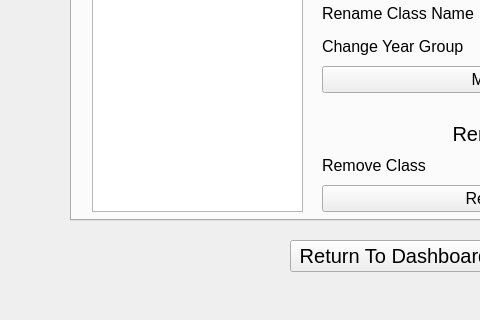
BXRSRUDIOS/a-level-coursework-project, file ui files/manageClassPage.ui: the form before one commit; both pictures show x 0 to 480 and y 480 to 800 of the 800 by 800 pixel window.
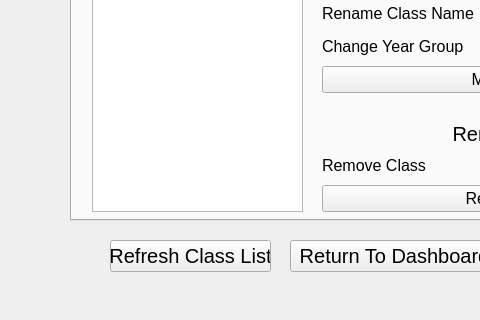
The form after the commit. Icons and pictures are not drawn.

Commit message: refreshClassList() method created

```diff
--- a/ui files/manageClassPage.ui
+++ b/ui files/manageClassPage.ui
@@ -739,6 +739,24 @@
      </widget>
     </widget>
    </widget>
+   <widget class="QPushButton" name="refreshClassLists">
+    <property name="geometry">
+     <rect>
+      <x>110</x>
+      <y>720</y>
+      <width>161</width>
+      <height>32</height>
+     </rect>
+    </property>
+    <property name="font">
+     <font>
+      <pointsize>15</pointsize>
+     </font>
+    </property>
+    <property name="text">
+     <string>Refresh Class List</string>
+    </property>
+   </widget>
   </widget>
   <widget class="QMenuBar" name="menubar">
    <property name="geometry">
```
The commit also changes 2 other files.
